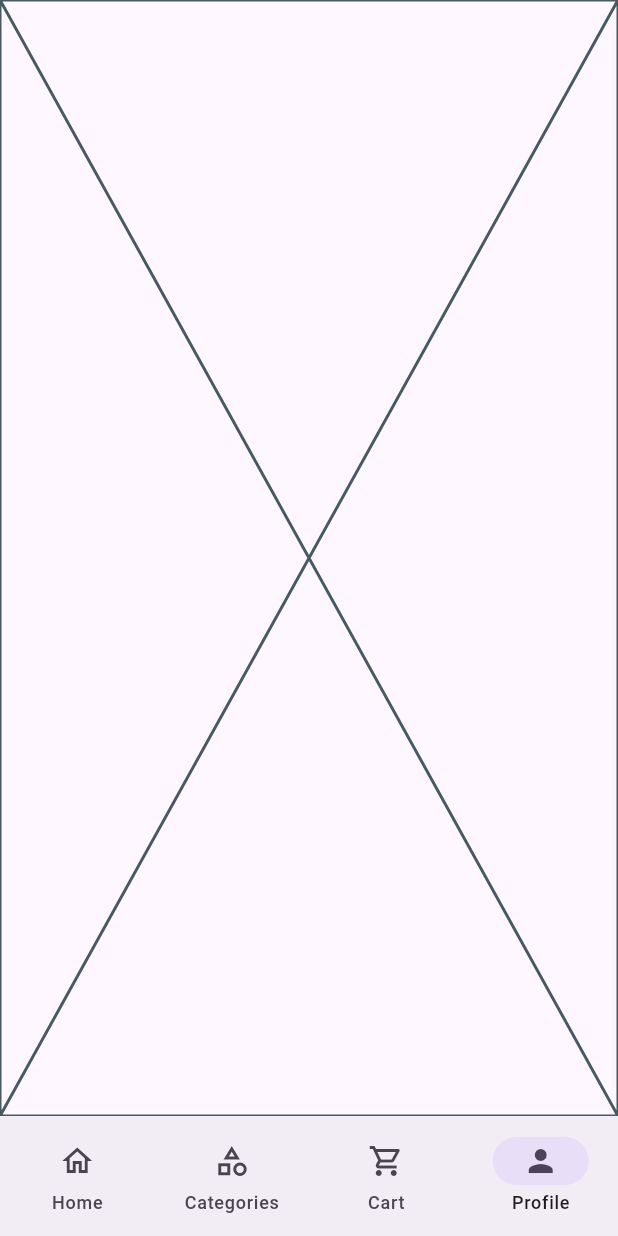
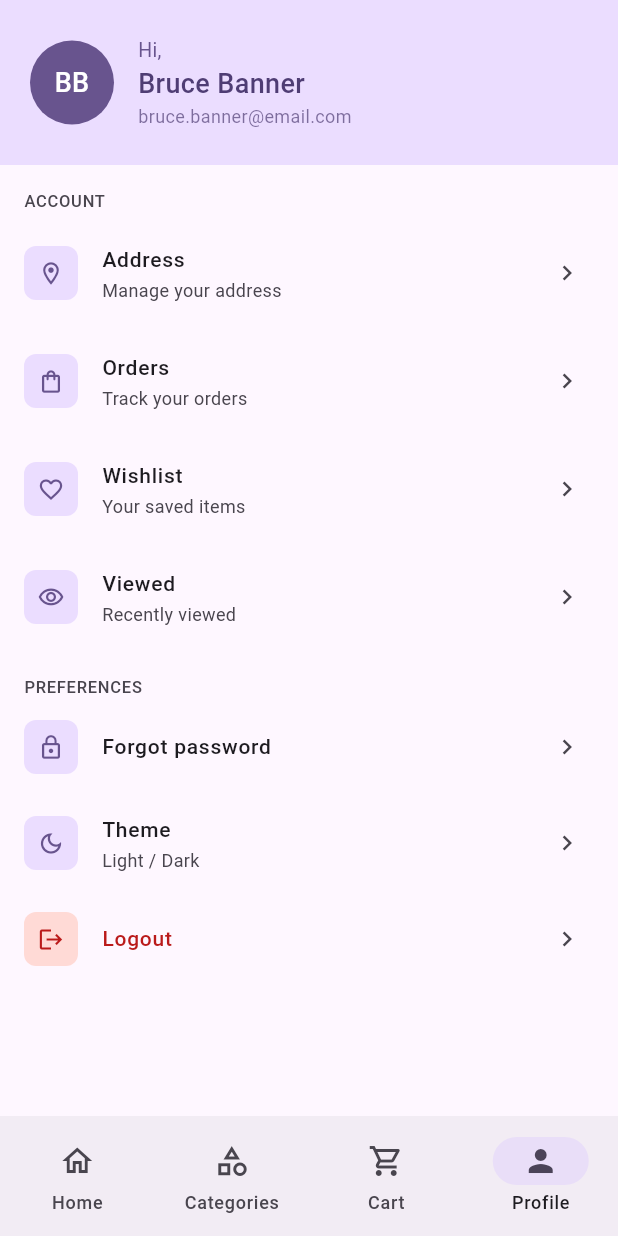
Before and after one commit to Anndderssonn/kartify, a Flutter app: the screen it shows after launch, item 4 of the bottom bar chosen, on a phone screen of 412 x 824 dp. Run offline on Flutter 3.47's test engine with Material 3 defaults, Android fonts, the phone set to English and light mode, and no system bars; our stand-ins replace flutter_bloc, go_router, shared_preferences.

Commit message:
feat: Add profile screen

```diff
--- a/lib/core/router/app_router.dart
+++ b/lib/core/router/app_router.dart
@@ -24,7 +24,7 @@ final appRouter = GoRouter(
         ),
         GoRoute(
           path: '/profile',
-          builder: (context, state) => const Placeholder(),
+          builder: (context, state) => const ProfilePage(),
         ),
       ],
     ),
--- a/lib/features/features.dart
+++ b/lib/features/features.dart
@@ -1 +1,2 @@
 export 'main_navigation/main_navigation.dart';
+export 'profile/profile.dart';
--- /dev/null
+++ b/lib/features/profile/presentation/pages/pages.dart
@@ -0,0 +1 @@
+export 'profile_page.dart';
--- /dev/null
+++ b/lib/features/profile/presentation/pages/profile_page.dart
@@ -0,0 +1,107 @@
+import 'package:flutter/material.dart';
+import 'package:kartify/features/profile/presentation/widgets/widgets.dart';
+
+class ProfilePage extends StatelessWidget {
+  const ProfilePage({super.key});
+
+  @override
+  Widget build(BuildContext context) {
+    final colorScheme = Theme.of(context).colorScheme;
+
+    return Scaffold(
+      body: CustomScrollView(
+        slivers: [
+          SliverToBoxAdapter(
+            child: ProfileHeader(
+              username: 'Bruce Banner',
+              email: 'bruce.banner@email.com',
+            ),
+          ),
+          SliverToBoxAdapter(child: _SectionLabel(label: 'Account')),
+          SliverToBoxAdapter(
+            child: ProfileMenuItem(
+              icon: Icons.location_on_outlined,
+              title: 'Address',
+              subtitle: 'Manage your address',
+              onTap: () {},
+            ),
+          ),
+          SliverToBoxAdapter(
+            child: ProfileMenuItem(
+              icon: Icons.shopping_bag_outlined,
+              title: 'Orders',
+              subtitle: 'Track your orders',
+              onTap: () {},
+            ),
+          ),
+          SliverToBoxAdapter(
+            child: ProfileMenuItem(
+              icon: Icons.favorite_outline,
+              title: 'Wishlist',
+              subtitle: 'Your saved items',
+              onTap: () {},
+            ),
+          ),
+          SliverToBoxAdapter(
+            child: ProfileMenuItem(
+              icon: Icons.visibility_outlined,
+              title: 'Viewed',
+              subtitle: 'Recently viewed',
+              onTap: () {},
+            ),
+          ),
+          SliverToBoxAdapter(child: _SectionLabel(label: 'Preferences')),
+          SliverToBoxAdapter(
+            child: ProfileMenuItem(
+              icon: Icons.lock_outline,
+              title: 'Forgot password',
+              onTap: () {},
+            ),
+          ),
+          SliverToBoxAdapter(
+            child: ProfileMenuItem(
+              icon: Icons.dark_mode_outlined,
+              title: 'Theme',
+              subtitle: 'Light / Dark',
+              onTap: () {},
+            ),
+          ),
+          SliverToBoxAdapter(
+            child: ProfileMenuItem(
+              icon: Icons.logout,
+              title: 'Logout',
+              iconBackgroundColor: colorScheme.errorContainer,
+              iconColor: colorScheme.error,
+              titleColor: colorScheme.error,
+              onTap: () {},
+            ),
+          ),
+        ],
+      ),
+    );
+  }
+}
+
+class _SectionLabel extends StatelessWidget {
+  final String label;
+
+  const _SectionLabel({required this.label});
+
+  @override
+  Widget build(BuildContext context) {
+    final colorScheme = Theme.of(context).colorScheme;
+
+    return Padding(
+      padding: const EdgeInsets.fromLTRB(16, 16, 16, 4),
+      child: Text(
+        label.toUpperCase(),
+        style: TextStyle(
+          fontSize: 11,
+          fontWeight: FontWeight.w500,
+          letterSpacing: 0.5,
+          color: colorScheme.onSurfaceVariant,
+        ),
+      ),
+    );
+  }
+}
--- /dev/null
+++ b/lib/features/profile/presentation/presentation.dart
@@ -0,0 +1 @@
+export 'pages/pages.dart';
--- /dev/null
+++ b/lib/features/profile/presentation/widgets/profile_header.dart
@@ -0,0 +1,75 @@
+import 'package:flutter/material.dart';
+
+class ProfileHeader extends StatelessWidget {
+  final String username;
+  final String email;
+
+  const ProfileHeader({super.key, required this.username, required this.email});
+
+  String get _initials {
+    final parts = username.trim().split(' ');
+    if (parts.length >= 2) {
+      return '${parts[0][0]}${parts[1][0]}'.toUpperCase();
+    }
+    return parts[0][0].toUpperCase();
+  }
+
+  @override
+  Widget build(BuildContext context) {
+    final colorScheme = Theme.of(context).colorScheme;
+
+    return Container(
+      width: double.infinity,
+      color: colorScheme.primaryContainer,
+      child: SafeArea(
+        bottom: false,
+        child: Padding(
+          padding: const EdgeInsets.symmetric(horizontal: 20, vertical: 24),
+          child: Row(
+            children: [
+              CircleAvatar(
+                radius: 28,
+                backgroundColor: colorScheme.primary,
+                child: Text(
+                  _initials,
+                  style: TextStyle(
+                    fontSize: 18,
+                    fontWeight: FontWeight.w500,
+                    color: colorScheme.onPrimary,
+                  ),
+                ),
+              ),
+              const SizedBox(width: 16),
+              Column(
+                crossAxisAlignment: CrossAxisAlignment.start,
+                children: [
+                  Text(
+                    'Hi,',
+                    style: TextStyle(fontSize: 13, color: colorScheme.primary),
+                  ),
+                  Text(
+                    username,
+                    style: TextStyle(
+                      fontSize: 18,
+                      fontWeight: FontWeight.w500,
+                      color: colorScheme.onPrimaryContainer,
+                    ),
+                  ),
+                  Text(
+                    email,
+                    style: TextStyle(
+                      fontSize: 12,
+                      color: colorScheme.onPrimaryContainer.withValues(
+                        alpha: 0.7,
+                      ),
+                    ),
+                  ),
+                ],
+              ),
+            ],
+          ),
+        ),
+      ),
+    );
+  }
+}
--- /dev/null
+++ b/lib/features/profile/presentation/widgets/profile_menu_item.dart
@@ -0,0 +1,62 @@
+import 'package:flutter/material.dart';
+
+class ProfileMenuItem extends StatelessWidget {
+  final IconData icon;
+  final String title;
+  final String? subtitle;
+  final Color? iconBackgroundColor;
+  final Color? iconColor;
+  final Color? titleColor;
+  final VoidCallback onTap;
+
+  const ProfileMenuItem({
+    super.key,
+    required this.icon,
+    required this.title,
+    this.subtitle,
+    this.iconBackgroundColor,
+    this.iconColor,
+    this.titleColor,
+    required this.onTap,
+  });
+
+  @override
+  Widget build(BuildContext context) {
+    final colorScheme = Theme.of(context).colorScheme;
+
+    return ListTile(
+      onTap: onTap,
+      leading: Container(
+        width: 36,
+        height: 36,
+        decoration: BoxDecoration(
+          color: iconBackgroundColor ?? colorScheme.primaryContainer,
+          borderRadius: BorderRadius.circular(8),
+        ),
+        child: Icon(icon, size: 18, color: iconColor ?? colorScheme.primary),
+      ),
+      title: Text(
+        title,
+        style: TextStyle(
+          fontSize: 14,
+          fontWeight: FontWeight.w500,
+          color: titleColor ?? colorScheme.onSurface,
+        ),
+      ),
+      subtitle: subtitle != null
+          ? Text(
+              subtitle!,
+              style: TextStyle(
+                fontSize: 12,
+                color: colorScheme.onSurfaceVariant,
+              ),
+            )
+          : null,
+      trailing: Icon(
+        Icons.chevron_right,
+        size: 20,
+        color: colorScheme.onSurfaceVariant,
+      ),
+    );
+  }
+}
--- /dev/null
+++ b/lib/features/profile/presentation/widgets/widgets.dart
@@ -0,0 +1,2 @@
+export 'profile_header.dart';
+export 'profile_menu_item.dart';
--- /dev/null
+++ b/lib/features/profile/profile.dart
@@ -0,0 +1 @@
+export 'presentation/presentation.dart';
--- a/lib/main.dart
+++ b/lib/main.dart
@@ -25,6 +25,7 @@ class KartifyApp extends StatelessWidget {
       builder: (context, state) {
         return MaterialApp.router(
           title: 'Kartify',
+          debugShowCheckedModeBanner: false,
           theme: AppTheme.light,
           darkTheme: AppTheme.dark,
           themeMode: state.themeMode,
```
